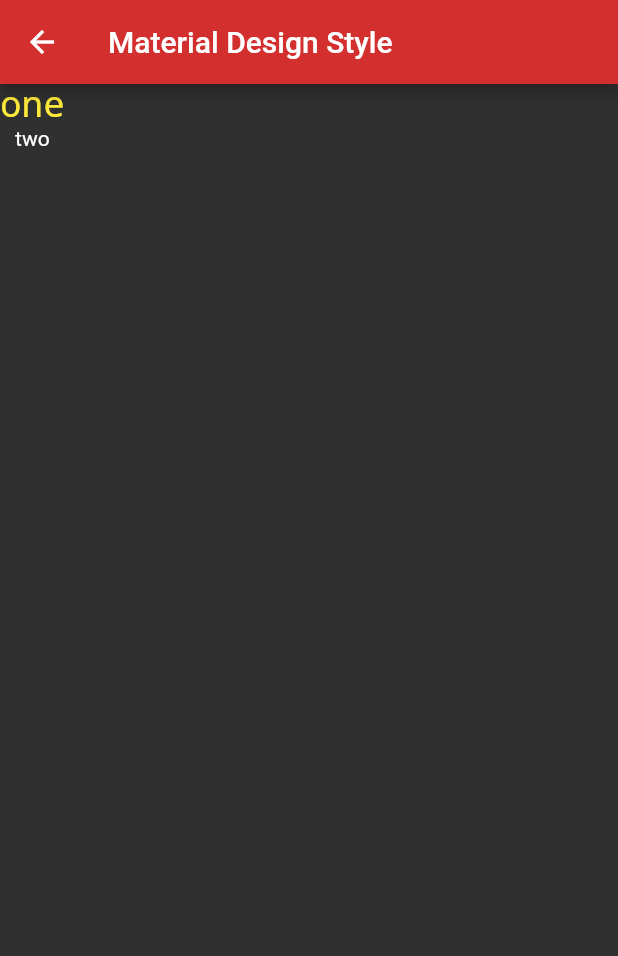
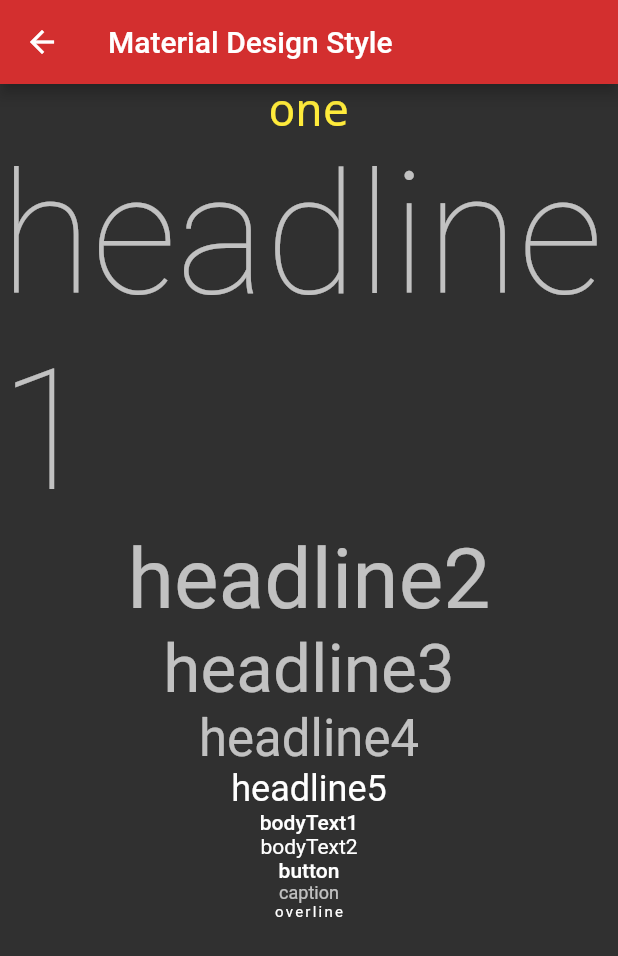
Before and after one commit to rohithaider/cmsc4303-lesson1, a Flutter app: the MaterialDesignScreen screen opened by its route, on a phone screen of 412 x 824 dp. Shown: the top 956 px of the screen. Run offline on Flutter 3.47's test engine with Material 2 defaults, Android fonts, the phone set to English and light mode, and no system bars.

Commit message:
text theme provided

```diff
--- a/lib/screen/materialdesign_screen.dart
+++ b/lib/screen/materialdesign_screen.dart
@@ -14,11 +14,50 @@ class MaterialDesignScreen extends StatelessWidget {
             'one',
             style: TextStyle(
               color: Colors.yellow,
-              fontSize: 24.0,
+              fontSize: 30.0,
               fontFamily: 'Courier New',
             ),
           ),
-          Text('two'),
+          Text(
+            'headline1',
+            style: Theme.of(context).textTheme.headline1,
+          ),
+          Text(
+            'headline2',
+            style: Theme.of(context).textTheme.headline2,
+          ),
+          Text(
+            'headline3',
+            style: Theme.of(context).textTheme.headline3,
+          ),
+          Text(
+            'headline4',
+            style: Theme.of(context).textTheme.headline4,
+          ),
+          Text(
+            'headline5',
+            style: Theme.of(context).textTheme.headline5,
+          ),
+          Text(
+            'bodyText1',
+            style: Theme.of(context).textTheme.bodyText1,
+          ),
+          Text(
+            'bodyText2',
+            style: Theme.of(context).textTheme.bodyText2,
+          ),
+          Text(
+            'button',
+            style: Theme.of(context).textTheme.button,
+          ),
+          Text(
+            'caption',
+            style: Theme.of(context).textTheme.caption,
+          ),
+          Text(
+            'overline',
+            style: Theme.of(context).textTheme.overline,
+          ),
         ],
       ),
     );
```
